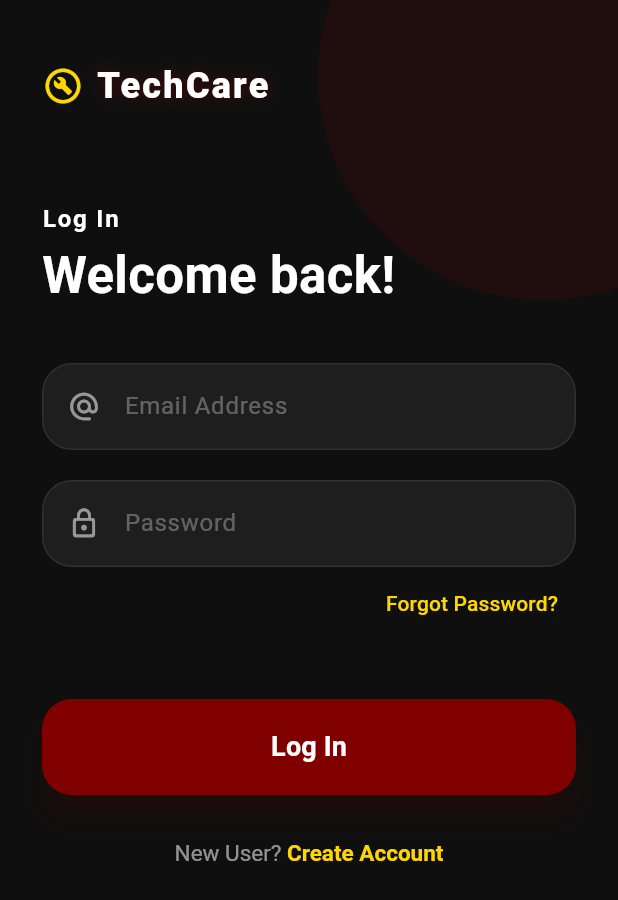
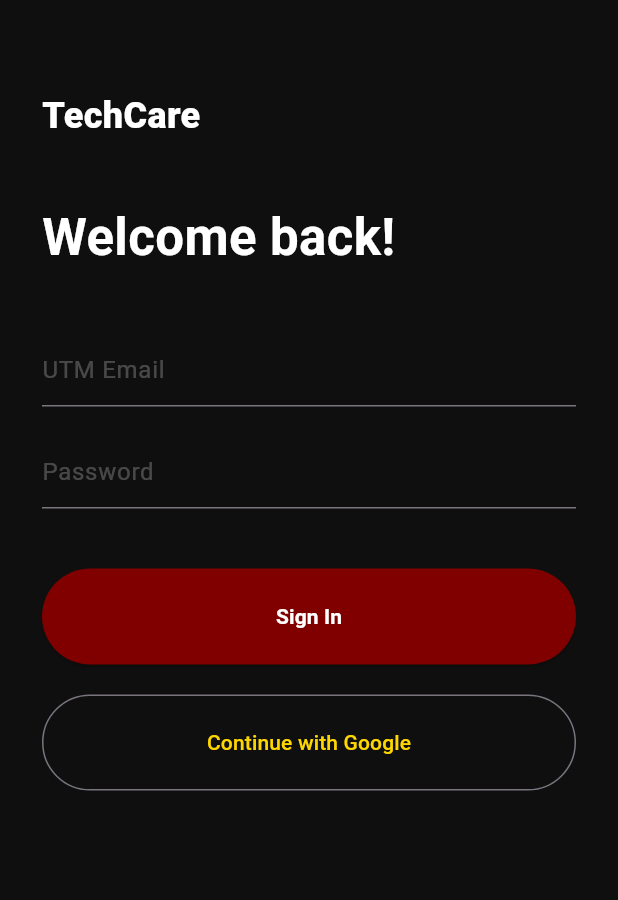
Before and after one commit to jun9187/techcare_app, a Flutter app: the screen it shows after launch, on a phone screen of 412 x 824 dp. Shown: the top 900 px of the screen. Run offline on Flutter 3.47's test engine with Material 3 defaults, Android fonts, the phone set to English and light mode, and no system bars; our stand-ins replace firebase_auth, firebase_core, flutter_bloc, google_sign_in; accounts and stored records are empty; generated files the repository leaves out were written again.

Commit message:
Integrate Firebase and implement BLoC-based authentication
- Add Firebase Core, Firebase Auth, and Google Sign-In dependencies
- Implement `AuthBloc`, `AuthEvent`, and `AuthState` for authentication state management
- Create `AuthService` to handle Email and Google Sign-In logic
- Set up `LoginScreen` and `RegisterScreen` with modern UI components
- Configure Android and iOS native files for Firebase integration
- Remove boilerplate Flutter files and existing `AuthPage` prototype
- Update `main.dart` to initialize Firebase and provide `AuthBloc` globally

```diff
--- a/lib/auth_page.dart
+++ /dev/null
@@ -1,186 +0,0 @@
-import 'package:flutter/material.dart';
-
-const Color utmMaroon = Color(0xFF800000);
-const Color goldHighlight = Color(0xFFFFD700);
-const Color backgroundDark = Color(0xFF0F0F0F);
-const Color cardGrey = Color(0xFF1E1E1E);
-
-class AuthPage extends StatefulWidget {
-  const AuthPage({super.key});
-
-  @override
-  State<AuthPage> createState() => _AuthPageState();
-}
-
-class _AuthPageState extends State<AuthPage> {
-  bool _isLogin = true;
-
-  @override
-  Widget build(BuildContext context) {
-    return Scaffold(
-      backgroundColor: backgroundDark,
-      body: Stack(
-        children: [
-          Positioned(
-            top: -100,
-            right: -100,
-            child: Container(
-              width: 300,
-              height: 300,
-              decoration: BoxDecoration(
-                shape: BoxShape.circle,
-                color: utmMaroon.withValues(alpha: 0.15),
-              ),
-            ),
-          ),
-          SafeArea(
-            child: SingleChildScrollView(
-              padding: const EdgeInsets.symmetric(horizontal: 28.0),
-              child: Column(
-                crossAxisAlignment: CrossAxisAlignment.start,
-                children: [
-                  const SizedBox(height: 40),
-                  // TechCare Brand Title
-                  Row(
-                    children: [
-                      const Icon(Icons.build_circle_outlined, color: goldHighlight, size: 28),
-                      const SizedBox(width: 8),
-                      Text(
-                        "TechCare",
-                        style: TextStyle(
-                          color: Colors.white,
-                          fontSize: 24,
-                          fontWeight: FontWeight.w900,
-                          letterSpacing: 1.5,
-                          shadows: [
-                            Shadow(
-                              color: utmMaroon.withValues(alpha: 0.5),
-                              blurRadius: 10,
-                            )
-                          ],
-                        ),
-                      ),
-                    ],
-                  ),
-                  const SizedBox(height: 60),
-                  // "Log In" / "Sign Up" Header
-                  Text(
-                    _isLogin ? "Log In" : "Sign Up",
-                    style: const TextStyle(
-                      color: Colors.white,
-                      fontSize: 16,
-                      fontWeight: FontWeight.w600,
-                      letterSpacing: 1.2,
-                    ),
-                  ),
-                  const SizedBox(height: 8),
-                  // Large Prototype Heading
-                  Text(
-                    _isLogin ? "Welcome back!" : "Create Account",
-                    style: const TextStyle(
-                      color: Colors.white,
-                      fontSize: 34,
-                      fontWeight: FontWeight.bold,
-                      height: 1.1,
-                    ),
-                  ),
-                  const SizedBox(height: 40),
-
-                  _buildModernField("Email Address", Icons.alternate_email_rounded),
-                  const SizedBox(height: 20),
-                  _buildModernField("Password", Icons.lock_outline_rounded, obscure: true),
-
-                  if (_isLogin)
-                    Align(
-                      alignment: Alignment.centerRight,
-                      child: TextButton(
-                        onPressed: () {},
-                        child: const Text(
-                          "Forgot Password?",
-                          style: TextStyle(color: goldHighlight, fontSize: 14),
-                        ),
-                      ),
-                    ),
-
-                  const SizedBox(height: 40),
-
-                  // Primary Action Button
-                  SizedBox(
-                    width: double.infinity,
-                    height: 64,
-                    child: ElevatedButton(
-                      style: ElevatedButton.styleFrom(
-                        backgroundColor: utmMaroon,
-                        elevation: 8,
-                        shadowColor: utmMaroon.withValues(alpha: 0.5),
-                        shape: RoundedRectangleBorder(
-                          borderRadius: BorderRadius.circular(20),
-                        ),
-                      ),
-                      onPressed: () {
-                        // Trigger AuthBloc for login/register
-                      },
-                      child: Text(
-                        _isLogin ? "Log In" : "Sign Up",
-                        style: const TextStyle(
-                          fontSize: 18,
-                          fontWeight: FontWeight.bold,
-                          color: Colors.white,
-                        ),
-                      ),
-                    ),
-                  ),
-
-                  const SizedBox(height: 30),
-
-                  // Toggle Switch
-                  Center(
-                    child: GestureDetector(
-                      onTap: () => setState(() => _isLogin = !_isLogin),
-                      child: RichText(
-                        text: TextSpan(
-                          text: _isLogin ? "New User? " : "Existing User? ",
-                          style: const TextStyle(color: Colors.white54, fontSize: 15),
-                          children: [
-                            TextSpan(
-                              text: _isLogin ? "Create Account" : "Log In",
-                              style: const TextStyle(
-                                color: goldHighlight,
-                                fontWeight: FontWeight.bold,
-                              ),
-                            ),
-                          ],
-                        ),
-                      ),
-                    ),
-                  ),
-                ],
-              ),
-            ),
-          ),
-        ],
-      ),
-    );
-  }
-
-  Widget _buildModernField(String hint, IconData icon, {bool obscure = false}) {
-    return Container(
-      decoration: BoxDecoration(
-        color: cardGrey,
-        borderRadius: BorderRadius.circular(20),
-        border: Border.all(color: Colors.white.withValues(alpha: 0.08)),
-      ),
-      padding: const EdgeInsets.symmetric(horizontal: 16, vertical: 4),
-      child: TextField(
-        obscureText: obscure,
-        style: const TextStyle(color: Colors.white, fontSize: 16),
-        decoration: InputDecoration(
-          hintText: hint,
-          hintStyle: const TextStyle(color: Colors.white30),
-          icon: Icon(icon, color: Colors.white54, size: 22),
-          border: InputBorder.none,
-        ),
-      ),
-    );
-  }
-}
--- /dev/null
+++ b/lib/blocs/auth/auth_event.dart
@@ -0,0 +1,8 @@
+abstract class AuthEvent {}
+class LoginRequested extends AuthEvent {
+  final String email;
+  final String password;
+  LoginRequested(this.email, this.password);
+}
+class GoogleLoginRequested extends AuthEvent {}
+class LogoutRequested extends AuthEvent {}
--- /dev/null
+++ b/lib/blocs/auth/auth_state.dart
@@ -0,0 +1,12 @@
+abstract class AuthState {}
+class AuthInitial extends AuthState {}
+class AuthLoading extends AuthState {}
+class Authenticated extends AuthState {
+  final String uid;
+  Authenticated(this.uid);
+}
+class Unauthenticated extends AuthState {}
+class AuthError extends AuthState {
+  final String message;
+  AuthError(this.message);
+}
--- a/lib/main.dart
+++ b/lib/main.dart
@@ -1,122 +1,33 @@
 import 'package:flutter/material.dart';
-import 'auth_page.dart';
+import 'package:firebase_core/firebase_core.dart';
+import 'package:flutter_bloc/flutter_bloc.dart';
+import 'firebase_options.dart';
+import 'services/auth_service.dart';
+import 'blocs/auth/auth_bloc.dart';
+import 'screens/auth/login_screen.dart';
 
-void main() {
-  runApp(const MyApp());
+void main() async {
+  WidgetsFlutterBinding.ensureInitialized();
+  await Firebase.initializeApp(options: DefaultFirebaseOptions.currentPlatform);
+  runApp(const TechCareApp());
 }
 
-class MyApp extends StatelessWidget {
-  const MyApp({super.key});
-
-  // This widget is the root of your application.
-  @override
-  Widget build(BuildContext context) {
-    return MaterialApp(
-      title: 'Flutter Demo',
-      theme: ThemeData(
-        // This is the theme of your application.
-        //
-        // TRY THIS: Try running your application with "flutter run". You'll see
-        // the application has a purple toolbar. Then, without quitting the app,
-        // try changing the seedColor in the colorScheme below to Colors.green
-        // and then invoke "hot reload" (save your changes or press the "hot
-        // reload" button in a Flutter-supported IDE, or press "r" if you used
-        // the command line to start the app).
-        //
-        // Notice that the counter didn't reset back to zero; the application
-        // state is not lost during the reload. To reset the state, use hot
-        // restart instead.
-        //
-        // This works for code too, not just values: Most code changes can be
-        // tested with just a hot reload.
-        colorScheme: ColorScheme.fromSeed(seedColor: Colors.deepPurple),
-      ),
-      home: const AuthPage(),
-    );
-  }
-}
-
-class MyHomePage extends StatefulWidget {
-  const MyHomePage({super.key, required this.title});
-
-  // This widget is the home page of your application. It is stateful, meaning
-  // that it has a State object (defined below) that contains fields that affect
-  // how it looks.
-
-  // This class is the configuration for the state. It holds the values (in this
-  // case the title) provided by the parent (in this case the App widget) and
-  // used by the build method of the State. Fields in a Widget subclass are
-  // always marked "final".
-
-  final String title;
-
-  @override
-  State<MyHomePage> createState() => _MyHomePageState();
-}
-
-class _MyHomePageState extends State<MyHomePage> {
-  int _counter = 0;
-
-  void _incrementCounter() {
-    setState(() {
-      // This call to setState tells the Flutter framework that something has
-      // changed in this State, which causes it to rerun the build method below
-      // so that the display can reflect the updated values. If we changed
-      // _counter without calling setState(), then the build method would not be
-      // called again, and so nothing would appear to happen.
-      _counter++;
-    });
-  }
+class TechCareApp extends StatelessWidget {
+  const TechCareApp({super.key});
 
   @override
   Widget build(BuildContext context) {
-    // This method is rerun every time setState is called, for instance as done
-    // by the _incrementCounter method above.
-    //
-    // The Flutter framework has been optimized to make rerunning build methods
-    // fast, so that you can just rebuild anything that needs updating rather
-    // than having to individually change instances of widgets.
-    return Scaffold(
-      appBar: AppBar(
-        // TRY THIS: Try changing the color here to a specific color (to
-        // Colors.amber, perhaps?) and trigger a hot reload to see the AppBar
-        // change color while the other colors stay the same.
-        backgroundColor: Theme.of(context).colorScheme.inversePrimary,
-        // Here we take the value from the MyHomePage object that was created by
-        // the App.build method, and use it to set our appbar title.
-        title: Text(widget.title),
-      ),
-      body: Center(
-        // Center is a layout widget. It takes a single child and positions it
-        // in the middle of the parent.
-        child: Column(
-          // Column is also a layout widget. It takes a list of children and
-          // arranges them vertically. By default, it sizes itself to fit its
-          // children horizontally, and tries to be as tall as its parent.
-          //
-          // Column has various properties to control how it sizes itself and
-          // how it positions its children. Here we use mainAxisAlignment to
-          // center the children vertically; the main axis here is the vertical
-          // axis because Columns are vertical (the cross axis would be
-          // horizontal).
-          //
-          // TRY THIS: Invoke "debug painting" (choose the "Toggle Debug Paint"
-          // action in the IDE, or press "p" in the console), to see the
-          // wireframe for each widget.
-          mainAxisAlignment: MainAxisAlignment.center,
-          children: [
-            const Text('You have pushed the button this many times:'),
-            Text(
-              '$_counter',
-              style: Theme.of(context).textTheme.headlineMedium,
-            ),
-          ],
+    return RepositoryProvider(
+      create: (context) => AuthService(),
+      child: BlocProvider(
+        create: (context) => AuthBloc(context.read<AuthService>()),
+        child: MaterialApp(
+          debugShowCheckedModeBanner: false,
+          home: LoginScreen(),
+          routes: {
+            '/home': (context) => const Scaffold(body: Center(child: Text("Home Page"))),
+          },
         ),
-      ),
-      floatingActionButton: FloatingActionButton(
-        onPressed: _incrementCounter,
-        tooltip: 'Increment',
-        child: const Icon(Icons.add),
       ),
     );
   }
--- /dev/null
+++ b/lib/screens/auth/login_screen.dart
@@ -0,0 +1,77 @@
+import 'package:flutter/material.dart';
+import 'package:flutter_bloc/flutter_bloc.dart';
+import '../../blocs/auth/auth_bloc.dart';
+import '../../blocs/auth/auth_event.dart';
+import '../../blocs/auth/auth_state.dart';
+
+const Color utmMaroon = Color(0xFF800000);
+const Color goldHighlight = Color(0xFFFFD700);
+
+class LoginScreen extends StatelessWidget {
+  final TextEditingController _emailController = TextEditingController();
+  final TextEditingController _passwordController = TextEditingController();
+
+  LoginScreen({super.key});
+
+  @override
+  Widget build(BuildContext context) {
+    return Scaffold(
+      backgroundColor: const Color(0xFF0F0F0F),
+      body: BlocListener<AuthBloc, AuthState>(
+        listener: (context, state) {
+          if (state is Authenticated) {
+            Navigator.pushReplacementNamed(context, '/home');
+          } else if (state is AuthError) {
+            ScaffoldMessenger.of(context).showSnackBar(SnackBar(content: Text(state.message)));
+          }
+        },
+        child: SafeArea(
+          child: SingleChildScrollView(
+            padding: const EdgeInsets.symmetric(horizontal: 28.0),
+            child: Column(
+              crossAxisAlignment: CrossAxisAlignment.start,
+              children: [
+                const SizedBox(height: 60),
+                const Text("TechCare", style: TextStyle(color: Colors.white, fontSize: 24, fontWeight: FontWeight.w900)),
+                const SizedBox(height: 40),
+                const Text("Welcome back!", style: TextStyle(color: Colors.white, fontSize: 34, fontWeight: FontWeight.bold)),
+                const SizedBox(height: 40),
+
+                // Custom Modern Fields (Placeholder for your styled widget)
+                TextField(controller: _emailController, decoration: const InputDecoration(hintText: "UTM Email", hintStyle: TextStyle(color: Colors.white24))),
+                const SizedBox(height: 20),
+                TextField(controller: _passwordController, obscureText: true, decoration: const InputDecoration(hintText: "Password", hintStyle: TextStyle(color: Colors.white24))),
+
+                const SizedBox(height: 40),
+
+                // Main Login Button
+                SizedBox(
+                  width: double.infinity,
+                  height: 64,
+                  child: ElevatedButton(
+                    style: ElevatedButton.styleFrom(backgroundColor: utmMaroon),
+                    onPressed: () {
+                      context.read<AuthBloc>().add(LoginRequested(_emailController.text, _passwordController.text));
+                    },
+                    child: const Text("Sign In", style: TextStyle(color: Colors.white, fontWeight: FontWeight.bold)),
+                  ),
+                ),
+
+                const SizedBox(height: 20),
+                // Google Login Button
+                SizedBox(
+                  width: double.infinity,
+                  height: 64,
+                  child: OutlinedButton(
+                    onPressed: () => context.read<AuthBloc>().add(GoogleLoginRequested()),
+                    child: const Text("Continue with Google", style: TextStyle(color: goldHighlight)),
+                  ),
+                ),
+              ],
+            ),
+          ),
+        ),
+      ),
+    );
+  }
+}
--- a/pubspec.yaml
+++ b/pubspec.yaml
@@ -31,6 +31,10 @@
   flutter:
     sdk: flutter
 
+  firebase_core: ^4.7.0
+  firebase_auth: ^6.4.0
+  google_sign_in: ^6.2.1
+  flutter_bloc: ^9.1.1
   # The following adds the Cupertino Icons font to your application.
   # Use with the CupertinoIcons class for iOS style icons.
   cupertino_icons: ^1.0.8
```
Also changed, not shown: lib/blocs/auth/auth_bloc.dart (added, +39 -0 lines), lib/screens/auth/register_screen.dart (added, +93 -0 lines), lib/services/auth_service.dart (added, +46 -0 lines), pubspec.lock, 46 other files.
